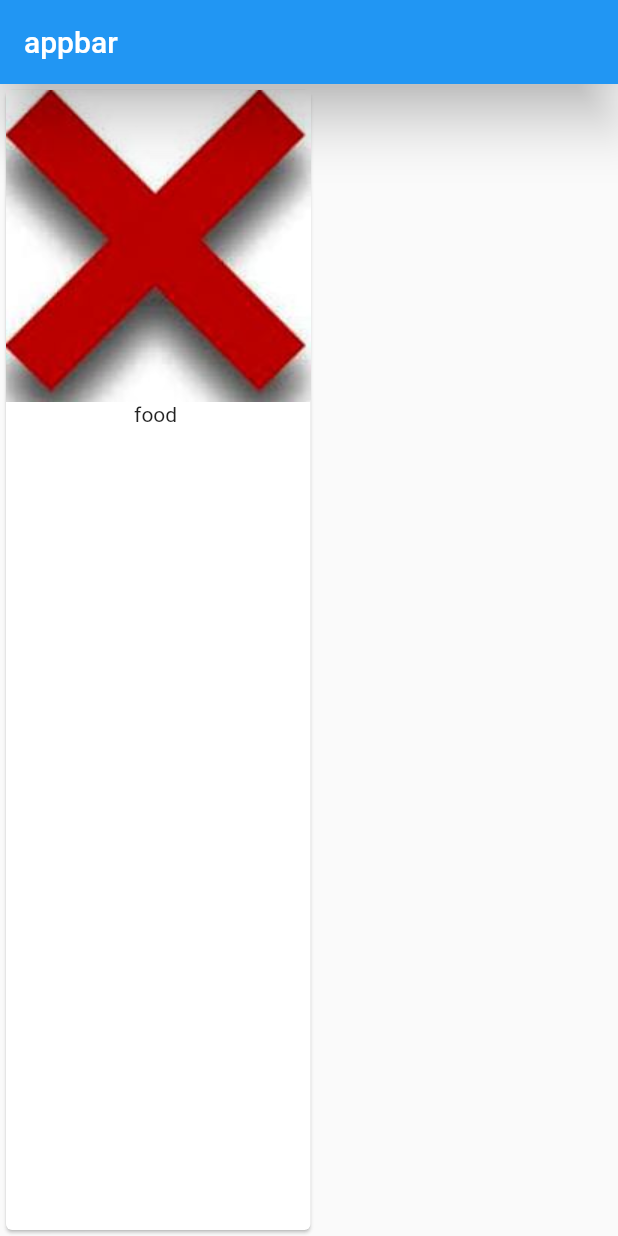
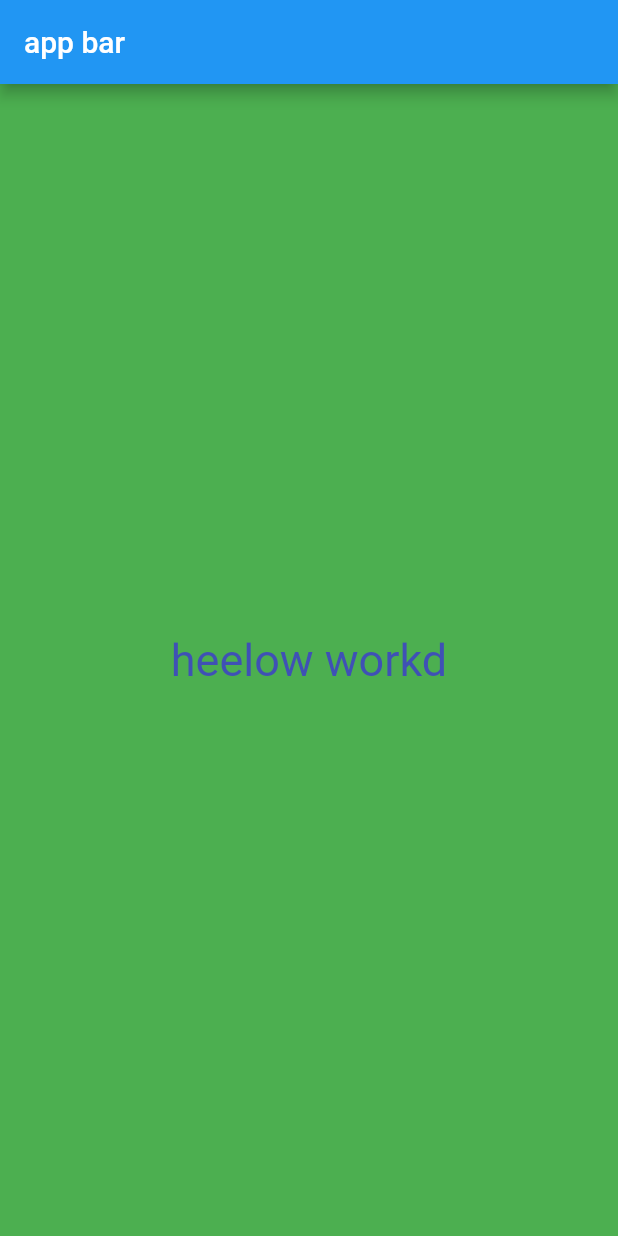
Before and after one commit to akshayyadav76/my_project_fiest, a Flutter app: the screen it shows after launch, on a phone screen of 412 x 824 dp. Run offline on Flutter 3.47's test engine with Material 2 defaults, Android fonts, the phone set to English and light mode, and no system bars.

Commit message:
create pakeage for different screens or class

```diff
--- /dev/null
+++ b/lib/app_screens/first_screen.dart
@@ -0,0 +1,18 @@
+import 'package:flutter/material.dart';
+
+
+
+class FirstScreen extends StatelessWidget {
+  @override
+  Widget build(BuildContext context) {
+    return Material(
+      color: Colors.green,
+      child: Center(
+        child: Text("heelow workd",
+          textDirection: TextDirection.ltr,
+          style: TextStyle(color: Colors.indigo, fontSize: 30,),
+        ),
+      ),
+    );
+  }
+}
--- a/lib/main.dart
+++ b/lib/main.dart
@@ -1,17 +1,21 @@
 import 'package:flutter/material.dart';
-
-void main() => runApp(MyApp() );//fat arrow notation
+import 'package:my_project_fiest/app_screens/first_screen.dart';
 
 
+void main(){
+  runApp(MyFlutterApp());
+}
 
-class MyApp extends StatelessWidget {
+class MyFlutterApp extends StatelessWidget {
   @override
   Widget build(BuildContext context) {
-    return MaterialApp(home: Scaffold(
-       appBar: AppBar(title: Text("appbar"), elevation: 15, actions: <Widget>[],),
-     // bottomNavigationBar: BottomAppBar(elevation: 20,notchMargin: 22,color: Colors.green,),
-      body: Card(child: Column(children: <Widget>[Image.asset("assets/tac.jpg"),Text("food ")],),),
-
-    ),);
+    return  MaterialApp(
+      debugShowCheckedModeBanner: false,
+        title: "dd",
+        home: Scaffold(
+          appBar: AppBar(title: Text("app bar"),),
+          body: FirstScreen()
+        )
+    );
   }
 }
```
Also changed, not shown: 1 other file.
